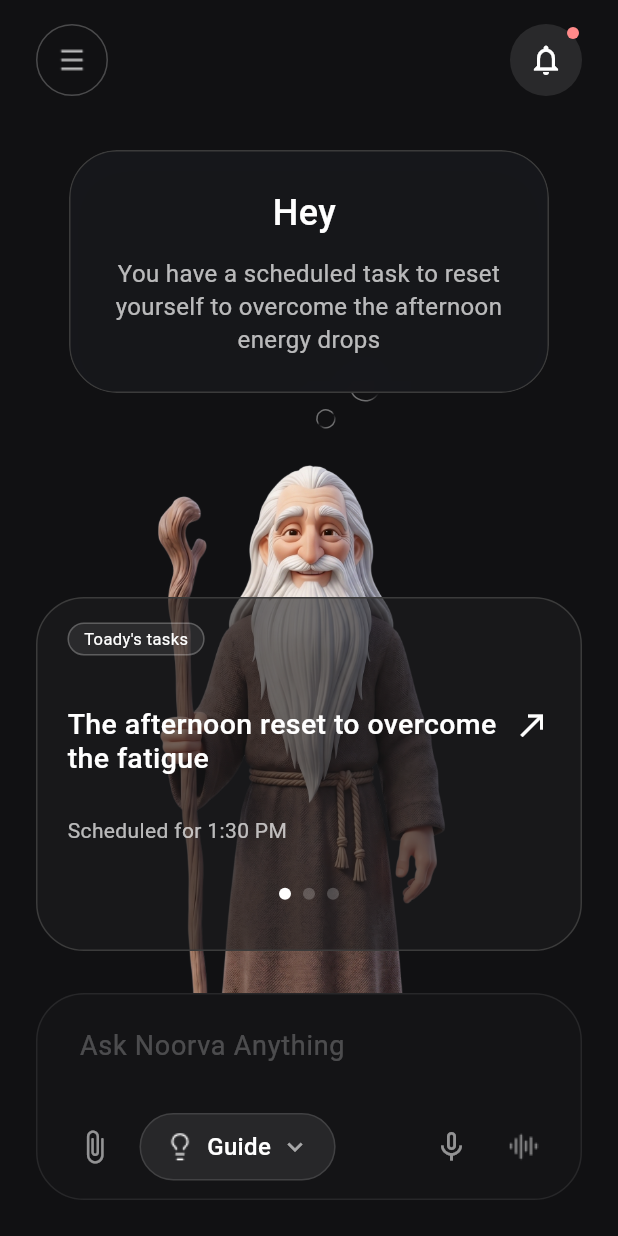
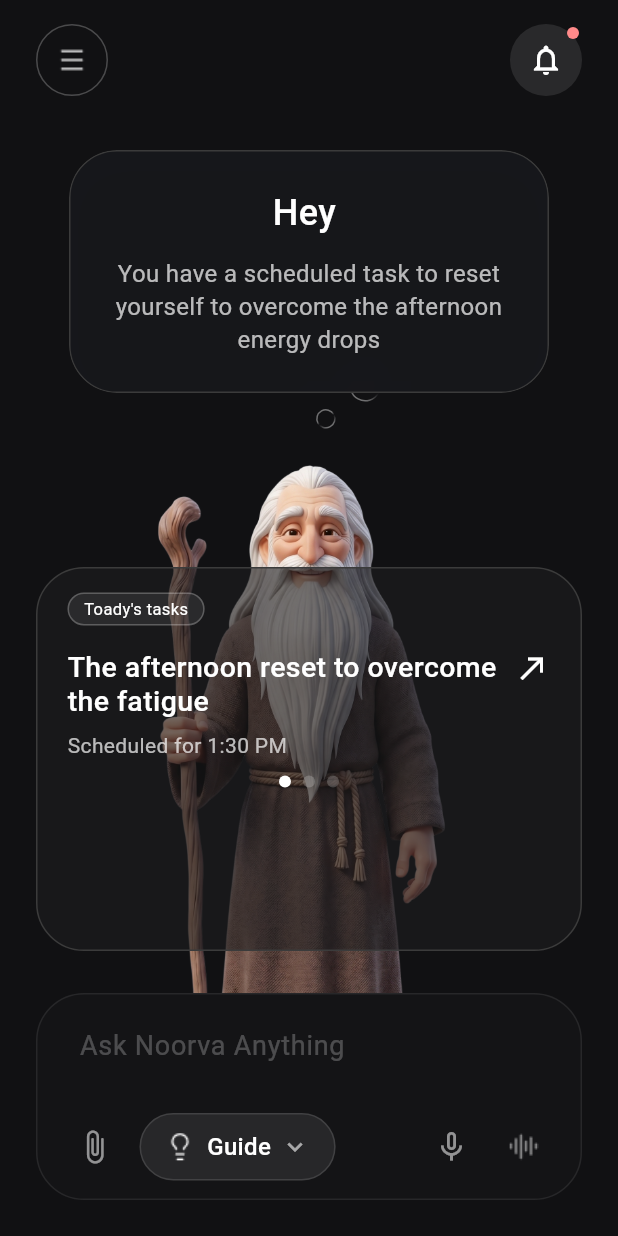
Before and after one commit to anjanisone/noorva-mobile, a Flutter app: the HomePage screen opened by its route, on a phone screen of 412 x 824 dp. Run offline on Flutter 3.47's test engine with Material 3 defaults, Android fonts, the phone set to English and light mode, and no system bars; our stand-ins replace cloud_firestore, dio, equatable, firebase_auth, firebase_core, firebase_messaging and 9 more; accounts and stored records are empty; Roboto replaces fonts that are missing (Google Sans).

Commit message:
fix: Update gradient rotation to use const and improve task toggling logic in EventsBloc refactor: Enhance home page layout with SingleChildScrollView and adjust height chore: Remove unused animations asset from pubspec.yaml chore: Add devtools_options.yaml for Dart & Flutter DevTools settings

```diff
--- /dev/null
+++ b/devtools_options.yaml
@@ -0,0 +1,3 @@
+description: This file stores settings for Dart & Flutter DevTools.
+documentation: https://docs.flutter.dev/tools/devtools/extensions#configure-extension-enablement-states
+extensions:
--- a/lib/core/widgets/crystal_border_painter.dart
+++ b/lib/core/widgets/crystal_border_painter.dart
@@ -27,7 +27,7 @@ class CrystalBorderPainter extends CustomPainter {
     paint.shader = LinearGradient(
       begin: Alignment.topLeft,
       end: Alignment.bottomRight,
-      transform: GradientRotation(radians),
+      transform: const GradientRotation(radians),
       colors: [
         Colors.white.withValues(alpha: 0.6),
         Colors.white.withValues(alpha: 0.6),
--- a/lib/features/home/presentation/pages/home_page.dart
+++ b/lib/features/home/presentation/pages/home_page.dart
@@ -313,6 +313,7 @@ class _HomePageState extends State<HomePage> {
                                         AnimatedSwitcher(
                                           duration:
                                               const Duration(milliseconds: 500),
+                                            child: SingleChildScrollView(
                                               child: Text(
                                                 _conversations.isNotEmpty && _currentCardPage >= 0 && _currentCardPage < _conversations.length
                                                     ? _conversations[_currentCardPage]['welcomeMessage']!
@@ -323,6 +324,7 @@ class _HomePageState extends State<HomePage> {
                                                 color: Colors.white70,
                                                 fontSize: 16,
                                                 height: 1.4,
+                                              ),
                                                                                         ),
                                             ),
                                         ),
@@ -345,7 +347,7 @@ class _HomePageState extends State<HomePage> {
                     child: Column(
                       children: [
                         SizedBox(
-                          height: 260,
+                          height: 280,
                           child: PageView.builder(
                             controller: _pageController,
                             onPageChanged: (index) {
@@ -901,9 +903,10 @@ class _HomePageState extends State<HomePage> {
           borderRadius: BorderRadius.circular(32),
           border: Border.all(color: const Color(0xFF3B3B3B)),
         ),
+        child: SingleChildScrollView(
+          physics: const ClampingScrollPhysics(),
           child: Column(
-          mainAxisSize: MainAxisSize.max,
-          mainAxisAlignment: MainAxisAlignment.spaceBetween,
+          mainAxisSize: MainAxisSize.min,
           crossAxisAlignment: CrossAxisAlignment.start,
           children: [
             Container(
@@ -988,6 +991,7 @@ class _HomePageState extends State<HomePage> {
             ),
             const SizedBox(height: 8),
           ],
+        ),
         ),
       ),
     );
--- a/pubspec.yaml
+++ b/pubspec.yaml
@@ -49,4 +49,3 @@ flutter:
   assets:
     - assets/images/
     - assets/icons/
-    - assets/animations/
```
Also changed, not shown: lib/features/events/presentation/bloc/events_bloc.dart (+8 -3 lines). Lines whose indentation alone changed are shown as unchanged.
